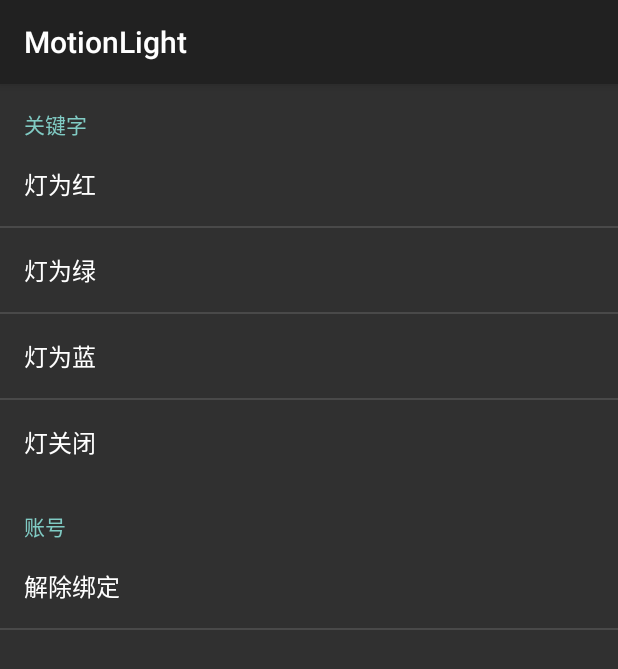
After one commit to presisco/EmotionLight, an Android app: the UserPreferenceActivity screen opened directly, with no data from a screen before it, on a phone screen of 412 x 824 dp. The commit adds this screen. Shown: the top 669 px of the screen. Run offline under Robolectric (Android 15) with nearby library versions, the phone set to English and light mode, and no system bars.

Commit message:
day 12/30/18:30

```diff
--- a/app/build.gradle
+++ b/app/build.gradle
@@ -17,6 +17,10 @@ android {
             proguardFiles getDefaultProguardFile('proguard-android.txt'), 'proguard-rules.pro'
         }
     }
+    compileOptions {
+        sourceCompatibility JavaVersion.VERSION_1_7
+        targetCompatibility JavaVersion.VERSION_1_7
+    }
 }
 
 dependencies {
--- a/app/src/main/AndroidManifest.xml
+++ b/app/src/main/AndroidManifest.xml
@@ -45,6 +45,10 @@
         <activity android:name=".ManualSwitchActivity"
                     android:theme="@android:style/Theme.Material.Dialog"/>
 
+        <activity
+            android:name=".UserPreferenceActivity"
+            android:theme="@android:style/Theme.Material" />
+
         <service android:name=".NotifyService" />
 
     </application>
--- a/app/src/main/java/newbeeideas/motionlight/Constants.java
+++ b/app/src/main/java/newbeeideas/motionlight/Constants.java
@@ -9,8 +9,11 @@ public class Constants {
     public static final String SHARED_PREFERENCE_NAME="shared_preference";
     public static final String USER_PHONE_NUMBER="user_phone_number";
     public static final String PAIRED_PHONE_NUMBER = "paired_phone_number";
-
     //Notification参数
     public static final String NOTIFY_ENABLE_BT_TAG = "notify_enable_bt";
     public static final Integer NOTIFT_ENABLE_BT_ID = 222;
+    public static String USER_DEFINED_KEYWORD_RED = "user_defined_keyword_red";
+    public static String USER_DEFINED_KEYWORD_BLUE = "user_defined_keyword_blue";
+    public static String USER_DEFINED_KEYWORD_GREEN = "user_defined_keyword_green";
+    public static String USER_DEFINED_KEYWORD_CLOSE = "user_defined_keyword_close";
 }
--- /dev/null
+++ b/app/src/main/java/newbeeideas/motionlight/UserPreferenceActivity.java
@@ -0,0 +1,18 @@
+package newbeeideas.motionlight;
+
+import android.app.Activity;
+import android.os.Bundle;
+
+/**
+ * Created by presisco on 2015/12/30.
+ */
+
+public class UserPreferenceActivity extends Activity {
+    @Override
+    protected void onCreate(Bundle savedInstanceState) {
+        super.onCreate(savedInstanceState);
+        getFragmentManager().beginTransaction()
+                .replace(android.R.id.content, new UserPreferenceFragment())
+                .commit();
+    }
+}
--- /dev/null
+++ b/app/src/main/java/newbeeideas/motionlight/UserPreferenceFragment.java
@@ -0,0 +1,37 @@
+package newbeeideas.motionlight;
+
+import android.app.Activity;
+import android.content.Intent;
+import android.os.Bundle;
+import android.preference.PreferenceActivity;
+import android.preference.PreferenceFragment;
+import android.view.LayoutInflater;
+import android.view.View;
+import android.view.ViewGroup;
+
+/**
+ * Created by presisco on 2015/12/29.
+ */
+public class UserPreferenceFragment extends PreferenceFragment {
+    @Override
+    public void onCreate(Bundle savedInstanceState) {
+        super.onCreate(savedInstanceState);
+        addPreferencesFromResource(R.xml.user_preference);
+    }
+
+    @Override
+    public View onCreateView(LayoutInflater inflater, ViewGroup container, Bundle savedInstanceState) {
+        return super.onCreateView(inflater, container, savedInstanceState);
+
+    }
+
+    @Override
+    public void onStart() {
+        super.onStart();
+    }
+
+    @Override
+    public void onActivityResult(int requestCode, int resultCode, Intent data) {
+        super.onActivityResult(requestCode, resultCode, data);
+    }
+}
--- a/app/src/main/res/layout/activity_main.xml
+++ b/app/src/main/res/layout/activity_main.xml
@@ -41,6 +41,7 @@
         android:layout_alignParentEnd="true"
         android:layout_alignParentTop="true"
         android:layout_marginRight="12dp"
-        android:layout_marginTop="12dp" />
+        android:layout_marginTop="12dp"
+        android:onClick="onPreferenceBtn" />
 
 </RelativeLayout>
--- /dev/null
+++ b/app/src/main/res/values/keywords.xml
@@ -0,0 +1,11 @@
+<?xml version="1.0" encoding="utf-8"?>
+<resources>
+    <string name="keyword_red_default">我很烦</string>
+    <string name="keyword_green_default">我很高兴</string>
+    <string name="keyword_blue_default">我很抑郁</string>
+    <string name="keyword_close_default">关闭</string>
+    <string name="preference_keyword_red">user_defined_keyword_red</string>
+    <string name="preference_keyword_green">user_defined_keyword_blue</string>
+    <string name="preference_keyword_blue">user_defined_keyword_green</string>
+    <string name="preference_keyword_close">user_defined_keyword_close</string>
+</resources>
--- a/app/src/main/res/values/network.xml
+++ b/app/src/main/res/values/network.xml
@@ -1,7 +1,7 @@
 <?xml version="1.0" encoding="utf-8"?>
 <resources>
-    <string name="socket_host_addr"></string>
-    <string name="socket_host_port"></string>
+    <string name="socket_host_addr">local_host</string>
+    <string name="socket_host_port">22222</string>
     <string name="head_light_change">light_change</string>
     <string name="head_pair_request">pair_request</string>
 </resources>
--- /dev/null
+++ b/app/src/main/res/values/user_preference.xml
@@ -0,0 +1,10 @@
+<?xml version="1.0" encoding="utf-8"?>
+<resources>
+    <string name="keyword_reset_title">关键字</string>
+    <string name="keyword_red_reset_title">灯为红</string>
+    <string name="keyword_green_reset_title">灯为绿</string>
+    <string name="keyword_blue_reset_title">灯为蓝</string>
+    <string name="keyword_close_reset_title">灯关闭</string>
+    <string name="user_account_title">账号</string>
+    <string name="pair_account_unpair">解除绑定</string>
+</resources>
--- /dev/null
+++ b/app/src/main/res/xml/user_preference.xml
@@ -0,0 +1,24 @@
+<?xml version="1.0" encoding="utf-8"?>
+<PreferenceScreen xmlns:android="http://schemas.android.com/apk/res/android"
+    android:layout_width="match_parent"
+    android:layout_height="match_parent">
+    <PreferenceCategory android:title="@string/keyword_reset_title">
+        <Preference
+            android:key="@string/preference_keyword_red"
+            android:title="@string/keyword_red_reset_title" />
+        <Preference
+            android:key="@string/preference_keyword_green"
+            android:title="@string/keyword_green_reset_title" />
+        <Preference
+            android:key="@string/preference_keyword_blue"
+            android:title="@string/keyword_blue_reset_title" />
+        <Preference
+            android:key="@string/preference_keyword_close"
+            android:title="@string/keyword_close_reset_title" />
+    </PreferenceCategory>
+    <PreferenceCategory android:title="@string/user_account_title">
+        <Preference
+            android:key="@string/preference_keyword_red"
+            android:title="@string/pair_account_unpair" />
+    </PreferenceCategory>
+</PreferenceScreen>
```
Also changed, not shown: app/src/main/java/newbeeideas/motionlight/DefinedKeyword.java (+9 -0 lines), app/src/main/java/newbeeideas/motionlight/IntroActivity.java (+7 -6 lines), app/src/main/java/newbeeideas/motionlight/MainActivity.java (+9 -3 lines), app/src/main/java/newbeeideas/motionlight/NotifyService.java (+36 -19 lines), app/src/main/java/newbeeideas/motionlight/UserSettingActivity.java (deleted, +0 -15 lines), app/src/main/res/layout/user_setting_activity.xml (deleted, +0 -7 lines).
